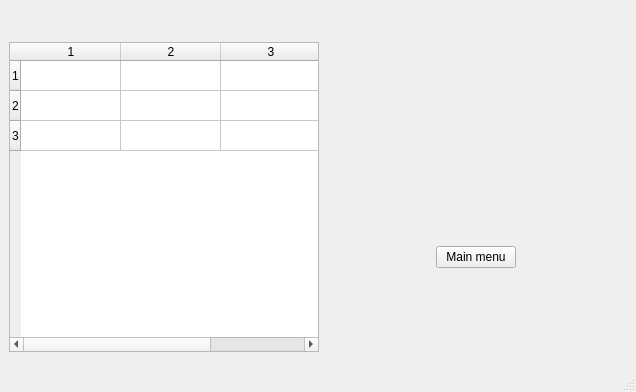
Above: mainwindow.ui from loctyr/RedwoodInventory before the change. Below: the same form after it.
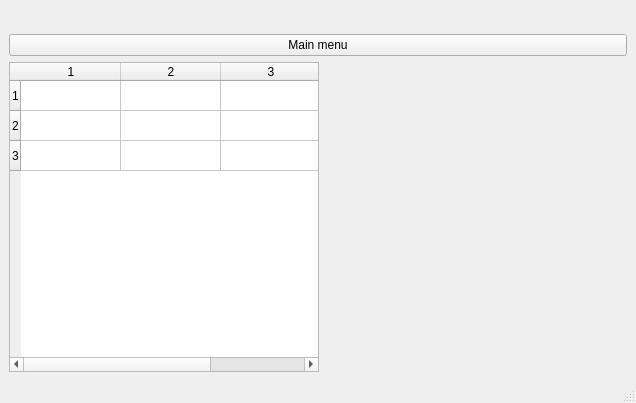
That is the form after the change. Custom widgets are drawn as their Qt base class.

```diff
--- a/mainwindow.ui
+++ b/mainwindow.ui
@@ -7,7 +7,7 @@
     <x>0</x>
     <y>0</y>
     <width>636</width>
-    <height>392</height>
+    <height>400</height>
    </rect>
   </property>
   <property name="acceptDrops">
@@ -34,6 +34,13 @@
       </property>
      </spacer>
     </item>
+    <item>
+     <widget class="QPushButton" name="pbMainMenu">
+      <property name="text">
+       <string>Main menu</string>
+      </property>
+     </widget>
+    </item>
     <item>
      <layout class="QHBoxLayout" name="horizontalLayout_3">
       <item>
@@ -133,56 +140,6 @@
           </property>
          </spacer>
         </item>
-        <item>
-         <layout class="QHBoxLayout" name="horizontalLayout">
-          <item>
-           <spacer name="horizontalSpacer">
-            <property name="orientation">
-             <enum>Qt::Horizontal</enum>
-            </property>
-            <property name="sizeHint" stdset="0">
-             <size>
-              <width>40</width>
-              <height>20</height>
-             </size>
-            </property>
-           </spacer>
-          </item>
-          <item>
-           <widget class="QPushButton" name="pbMainMenu">
-            <property name="text">
-             <string>Main menu</string>
-            </property>
-           </widget>
-          </item>
-          <item>
-           <spacer name="horizontalSpacer_2">
-            <property name="orientation">
-             <enum>Qt::Horizontal</enum>
-            </property>
-            <property name="sizeHint" stdset="0">
-             <size>
-              <width>40</width>
-              <height>20</height>
-             </size>
-            </property>
-           </spacer>
-          </item>
-         </layout>
-        </item>
-        <item>
-         <spacer name="verticalSpacer_3">
-          <property name="orientation">
-           <enum>Qt::Vertical</enum>
-          </property>
-          <property name="sizeHint" stdset="0">
-           <size>
-            <width>20</width>
-            <height>40</height>
-           </size>
-          </property>
-         </spacer>
-        </item>
        </layout>
       </item>
      </layout>
```
